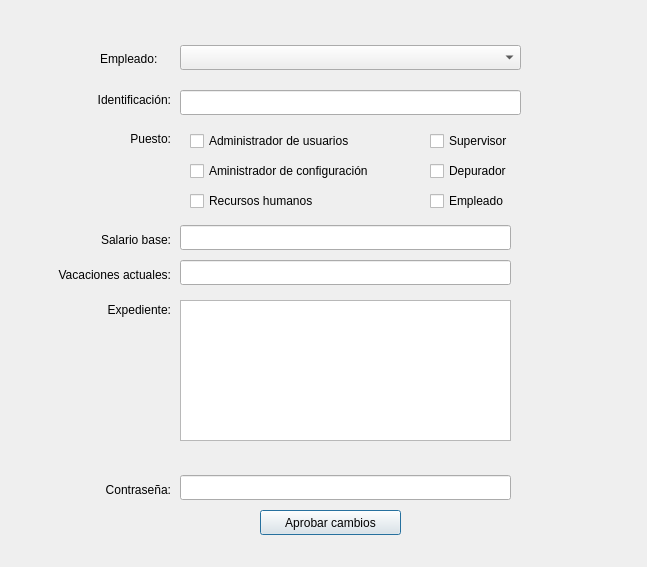
This is Interfaz/modify_user.ui in Los-Pollitos/PI-Redes-Sistemas-Operativos as Qt 5 draws it before an edit. The edited form follows.
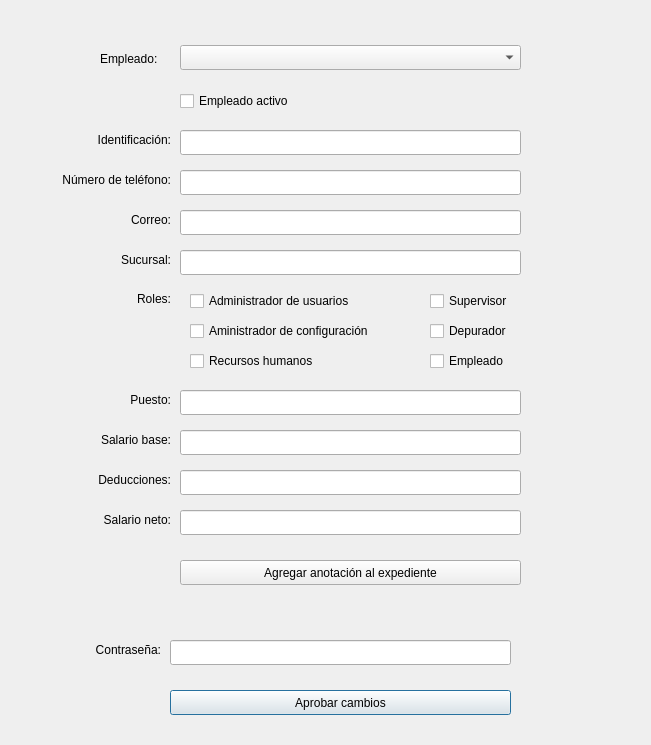
This is the edited form.

Diff of the .ui file:
```diff
--- a/Interfaz/modify_user.ui
+++ b/Interfaz/modify_user.ui
@@ -6,8 +6,8 @@
    <rect>
     <x>0</x>
     <y>0</y>
-    <width>647</width>
-    <height>567</height>
+    <width>651</width>
+    <height>745</height>
    </rect>
   </property>
   <property name="windowTitle">
@@ -36,43 +36,17 @@
     </rect>
    </property>
   </widget>
-  <widget class="QLineEdit" name="employee_salary">
-   <property name="geometry">
-    <rect>
-     <x>180</x>
-     <y>225</y>
-     <width>331</width>
-     <height>25</height>
-    </rect>
-   </property>
-  </widget>
-  <widget class="QLabel" name="label_2">
-   <property name="geometry">
-    <rect>
-     <x>50</x>
-     <y>230</y>
-     <width>121</width>
-     <height>20</height>
-    </rect>
-   </property>
-   <property name="text">
-    <string>Salario base:</string>
-   </property>
-   <property name="alignment">
-    <set>Qt::AlignRight|Qt::AlignTrailing|Qt::AlignVCenter</set>
-   </property>
-  </widget>
   <widget class="QLabel" name="label_3">
    <property name="geometry">
     <rect>
      <x>100</x>
-     <y>130</y>
+     <y>290</y>
      <width>71</width>
      <height>17</height>
     </rect>
    </property>
    <property name="text">
-    <string>Puesto:</string>
+    <string>Roles:</string>
    </property>
    <property name="alignment">
     <set>Qt::AlignRight|Qt::AlignTrailing|Qt::AlignVCenter</set>
@@ -82,7 +56,7 @@
    <property name="geometry">
     <rect>
      <x>40</x>
-     <y>90</y>
+     <y>130</y>
      <width>131</width>
      <height>20</height>
     </rect>
@@ -94,73 +68,12 @@
     <set>Qt::AlignRight|Qt::AlignTrailing|Qt::AlignVCenter</set>
    </property>
   </widget>
-  <widget class="QLineEdit" name="employee_vacations">
-   <property name="geometry">
-    <rect>
-     <x>180</x>
-     <y>260</y>
-     <width>331</width>
-     <height>25</height>
-    </rect>
-   </property>
-   <property name="text">
-    <string/>
-   </property>
-  </widget>
-  <widget class="QLabel" name="label_6">
-   <property name="geometry">
-    <rect>
-     <x>30</x>
-     <y>265</y>
-     <width>141</width>
-     <height>20</height>
-    </rect>
-   </property>
-   <property name="text">
-    <string>Vacaciones actuales:</string>
-   </property>
-   <property name="alignment">
-    <set>Qt::AlignRight|Qt::AlignTrailing|Qt::AlignVCenter</set>
-   </property>
-  </widget>
-  <widget class="QLineEdit" name="password">
-   <property name="geometry">
-    <rect>
-     <x>180</x>
-     <y>475</y>
-     <width>331</width>
-     <height>25</height>
-    </rect>
-   </property>
-   <property name="text">
-    <string/>
-   </property>
-   <property name="echoMode">
-    <enum>QLineEdit::Password</enum>
-   </property>
-  </widget>
-  <widget class="QLabel" name="label_8">
-   <property name="geometry">
-    <rect>
-     <x>50</x>
-     <y>480</y>
-     <width>121</width>
-     <height>20</height>
-    </rect>
-   </property>
-   <property name="text">
-    <string>Contraseña:</string>
-   </property>
-   <property name="alignment">
-    <set>Qt::AlignRight|Qt::AlignTrailing|Qt::AlignVCenter</set>
-   </property>
-  </widget>
   <widget class="QPushButton" name="approve_changes">
    <property name="geometry">
     <rect>
-     <x>260</x>
-     <y>510</y>
-     <width>141</width>
+     <x>170</x>
+     <y>690</y>
+     <width>341</width>
      <height>25</height>
     </rect>
    </property>
@@ -172,43 +85,17 @@
    <property name="geometry">
     <rect>
      <x>180</x>
-     <y>90</y>
+     <y>130</y>
      <width>341</width>
      <height>25</height>
     </rect>
    </property>
   </widget>
-  <widget class="QLabel" name="l_record">
-   <property name="geometry">
-    <rect>
-     <x>30</x>
-     <y>300</y>
-     <width>141</width>
-     <height>20</height>
-    </rect>
-   </property>
-   <property name="text">
-    <string>Expediente:</string>
-   </property>
-   <property name="alignment">
-    <set>Qt::AlignRight|Qt::AlignTrailing|Qt::AlignVCenter</set>
-   </property>
-  </widget>
-  <widget class="QPlainTextEdit" name="record">
-   <property name="geometry">
-    <rect>
-     <x>180</x>
-     <y>300</y>
-     <width>331</width>
-     <height>141</height>
-    </rect>
-   </property>
-  </widget>
   <widget class="QCheckBox" name="checkbox_admin_users">
    <property name="geometry">
     <rect>
      <x>190</x>
-     <y>130</y>
+     <y>290</y>
      <width>221</width>
      <height>22</height>
     </rect>
@@ -221,7 +108,7 @@
    <property name="geometry">
     <rect>
      <x>190</x>
-     <y>160</y>
+     <y>320</y>
      <width>231</width>
      <height>22</height>
     </rect>
@@ -234,7 +121,7 @@
    <property name="geometry">
     <rect>
      <x>190</x>
-     <y>190</y>
+     <y>350</y>
      <width>221</width>
      <height>22</height>
     </rect>
@@ -247,7 +134,7 @@
    <property name="geometry">
     <rect>
      <x>430</x>
-     <y>130</y>
+     <y>290</y>
      <width>101</width>
      <height>22</height>
     </rect>
@@ -260,7 +147,7 @@
    <property name="geometry">
     <rect>
      <x>430</x>
-     <y>160</y>
+     <y>320</y>
      <width>101</width>
      <height>22</height>
     </rect>
@@ -273,7 +160,7 @@
    <property name="geometry">
     <rect>
      <x>430</x>
-     <y>190</y>
+     <y>350</y>
      <width>101</width>
      <height>22</height>
     </rect>
@@ -282,6 +169,246 @@
     <string>Empleado</string>
    </property>
   </widget>
+  <widget class="QCheckBox" name="checkbox_active">
+   <property name="geometry">
+    <rect>
+     <x>180</x>
+     <y>90</y>
+     <width>221</width>
+     <height>22</height>
+    </rect>
+   </property>
+   <property name="text">
+    <string>Empleado activo</string>
+   </property>
+  </widget>
+  <widget class="QLabel" name="label_5">
+   <property name="geometry">
+    <rect>
+     <x>40</x>
+     <y>250</y>
+     <width>131</width>
+     <height>20</height>
+    </rect>
+   </property>
+   <property name="text">
+    <string>Sucursal:</string>
+   </property>
+   <property name="alignment">
+    <set>Qt::AlignRight|Qt::AlignTrailing|Qt::AlignVCenter</set>
+   </property>
+  </widget>
+  <widget class="QLineEdit" name="office">
+   <property name="geometry">
+    <rect>
+     <x>180</x>
+     <y>250</y>
+     <width>341</width>
+     <height>25</height>
+    </rect>
+   </property>
+  </widget>
+  <widget class="QLabel" name="label_7">
+   <property name="geometry">
+    <rect>
+     <x>10</x>
+     <y>170</y>
+     <width>161</width>
+     <height>20</height>
+    </rect>
+   </property>
+   <property name="text">
+    <string>Número de teléfono:</string>
+   </property>
+   <property name="alignment">
+    <set>Qt::AlignRight|Qt::AlignTrailing|Qt::AlignVCenter</set>
+   </property>
+  </widget>
+  <widget class="QLineEdit" name="phone">
+   <property name="geometry">
+    <rect>
+     <x>180</x>
+     <y>170</y>
+     <width>341</width>
+     <height>25</height>
+    </rect>
+   </property>
+   <property name="text">
+    <string/>
+   </property>
+  </widget>
+  <widget class="QLabel" name="label_9">
+   <property name="geometry">
+    <rect>
+     <x>10</x>
+     <y>210</y>
+     <width>161</width>
+     <height>20</height>
+    </rect>
+   </property>
+   <property name="text">
+    <string>Correo:</string>
+   </property>
+   <property name="alignment">
+    <set>Qt::AlignRight|Qt::AlignTrailing|Qt::AlignVCenter</set>
+   </property>
+  </widget>
+  <widget class="QLineEdit" name="email">
+   <property name="geometry">
+    <rect>
+     <x>180</x>
+     <y>210</y>
+     <width>341</width>
+     <height>25</height>
+    </rect>
+   </property>
+   <property name="text">
+    <string/>
+   </property>
+  </widget>
+  <widget class="QLabel" name="label_10">
+   <property name="geometry">
+    <rect>
+     <x>40</x>
+     <y>390</y>
+     <width>131</width>
+     <height>20</height>
+    </rect>
+   </property>
+   <property name="text">
+    <string>Puesto:</string>
+   </property>
+   <property name="alignment">
+    <set>Qt::AlignRight|Qt::AlignTrailing|Qt::AlignVCenter</set>
+   </property>
+  </widget>
+  <widget class="QLineEdit" name="job_title">
+   <property name="geometry">
+    <rect>
+     <x>180</x>
+     <y>390</y>
+     <width>341</width>
+     <height>25</height>
+    </rect>
+   </property>
+  </widget>
+  <widget class="QLabel" name="label_11">
+   <property name="geometry">
+    <rect>
+     <x>40</x>
+     <y>430</y>
+     <width>131</width>
+     <height>20</height>
+    </rect>
+   </property>
+   <property name="text">
+    <string>Salario base:</string>
+   </property>
+   <property name="alignment">
+    <set>Qt::AlignRight|Qt::AlignTrailing|Qt::AlignVCenter</set>
+   </property>
+  </widget>
+  <widget class="QLineEdit" name="base_salary">
+   <property name="geometry">
+    <rect>
+     <x>180</x>
+     <y>430</y>
+     <width>341</width>
+     <height>25</height>
+    </rect>
+   </property>
+  </widget>
+  <widget class="QLabel" name="label_6">
+   <property name="geometry">
+    <rect>
+     <x>40</x>
+     <y>470</y>
+     <width>131</width>
+     <height>20</height>
+    </rect>
+   </property>
+   <property name="text">
+    <string>Deducciones:</string>
+   </property>
+   <property name="alignment">
+    <set>Qt::AlignRight|Qt::AlignTrailing|Qt::AlignVCenter</set>
+   </property>
+  </widget>
+  <widget class="QLineEdit" name="duductions">
+   <property name="geometry">
+    <rect>
+     <x>180</x>
+     <y>470</y>
+     <width>341</width>
+     <height>25</height>
+    </rect>
+   </property>
+  </widget>
+  <widget class="QLabel" name="label_12">
+   <property name="geometry">
+    <rect>
+     <x>40</x>
+     <y>510</y>
+     <width>131</width>
+     <height>20</height>
+    </rect>
+   </property>
+   <property name="text">
+    <string>Salario neto:</string>
+   </property>
+   <property name="alignment">
+    <set>Qt::AlignRight|Qt::AlignTrailing|Qt::AlignVCenter</set>
+   </property>
+  </widget>
+  <widget class="QLineEdit" name="net_salary">
+   <property name="geometry">
+    <rect>
+     <x>180</x>
+     <y>510</y>
+     <width>341</width>
+     <height>25</height>
+    </rect>
+   </property>
+  </widget>
+  <widget class="QLabel" name="label_13">
+   <property name="geometry">
+    <rect>
+     <x>30</x>
+     <y>640</y>
+     <width>131</width>
+     <height>20</height>
+    </rect>
+   </property>
+   <property name="text">
+    <string>Contraseña:</string>
+   </property>
+   <property name="alignment">
+    <set>Qt::AlignRight|Qt::AlignTrailing|Qt::AlignVCenter</set>
+   </property>
+  </widget>
+  <widget class="QLineEdit" name="password">
+   <property name="geometry">
+    <rect>
+     <x>170</x>
+     <y>640</y>
+     <width>341</width>
+     <height>25</height>
+    </rect>
+   </property>
+  </widget>
+  <widget class="QPushButton" name="approve_changes_2">
+   <property name="geometry">
+    <rect>
+     <x>180</x>
+     <y>560</y>
+     <width>341</width>
+     <height>25</height>
+    </rect>
+   </property>
+   <property name="text">
+    <string>Agregar anotación al expediente</string>
+   </property>
+  </widget>
  </widget>
  <resources/>
  <connections/>
```
Left out of the diff: 2 changed lines with no effect on the pictures.
